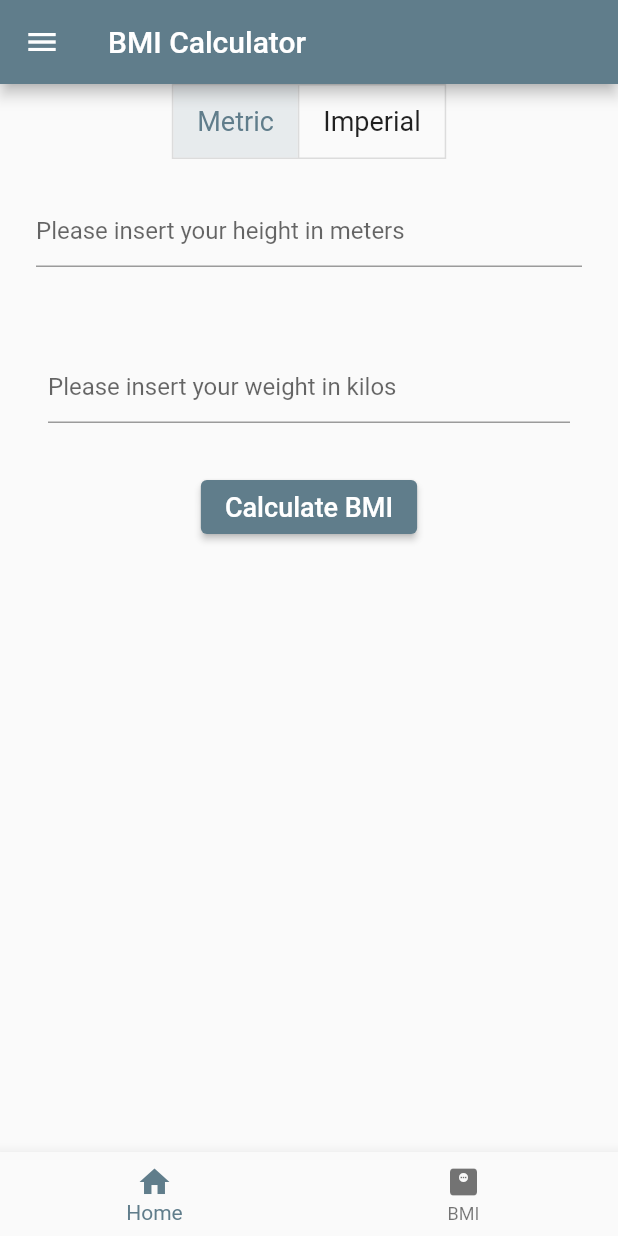
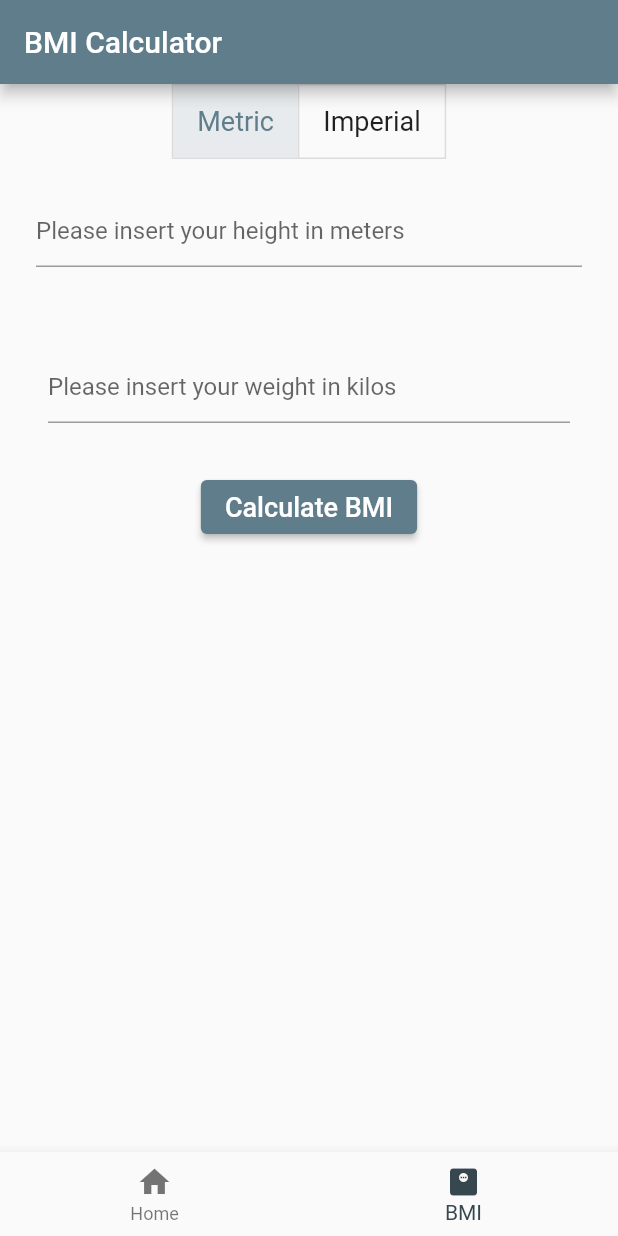
Before and after one commit to ettibo/flutter-clean-archi, a Flutter app: the screen it shows after launch, item 2 of the bottom bar chosen, on a phone screen of 412 x 824 dp. Run offline on Flutter 3.47's test engine with Material 2 defaults, Android fonts, the phone set to English and light mode, and no system bars; our stand-ins replace dio, flutter_mobx, get_it, mobx; generated files the repository leaves out were written again; network calls fail.

Commit message:
remove of push for navigation and remove of drawer

```diff
--- a/lib/main.dart
+++ b/lib/main.dart
@@ -1,4 +1,5 @@
 import 'package:flutter/material.dart';
+import 'package:globo_fitness/screens/home/home_screen.dart';
 import 'injection/app_injection.dart';
 import 'package:globo_fitness/models/navigation_object.dart';
 import 'package:globo_fitness/screens/bmi/bmi_screen.dart';
@@ -15,35 +16,22 @@ void main() {
 class GlobeApp extends StatelessWidget {
   const GlobeApp({Key? key}) : super(key: key);
 
-  static final List<NavigationObject> navigationList = [
-    NavigationObject(
-        title: 'Home',
-        route: '/',
-        icon: Icons.home,
-        screen: const TreeListScreen()),
-    NavigationObject(
-        title: 'BMI',
-        route: '/bmi',
-        icon: Icons.monitor_weight,
-        screen: const BmiScreen())
-  ];
-
   @override
   Widget build(BuildContext context) {
     return MaterialApp(
-        onGenerateTitle: (context) => context.localized.appTitle,
-        theme: ThemeData(primarySwatch: Colors.blueGrey),
-        supportedLocales: AppLocalizations.supportedLocales,
-        localizationsDelegates: AppLocalizations.localizationsDelegates,
-        routes: _generateNavigation(context),
-        initialRoute: '/');
+      onGenerateTitle: (context) => context.localized.appTitle,
+      theme: ThemeData(primarySwatch: Colors.blueGrey),
+      supportedLocales: AppLocalizations.supportedLocales,
+      localizationsDelegates: AppLocalizations.localizationsDelegates,
+      home: const HomeScreen(),
+    );
   }
 
-  Map<String, WidgetBuilder> _generateNavigation(BuildContext context) {
-    Map<String, WidgetBuilder> map = <String, WidgetBuilder>{};
-    for (var item in navigationList) {
-      map[item.route] = ((context) => item.screen);
-    }
-    return map;
-  }
+  // Map<String, WidgetBuilder> _generateNavigation(BuildContext context) {
+  //   Map<String, WidgetBuilder> map = <String, WidgetBuilder>{};
+  //   for (var item in navigationList) {
+  //     map[item.route] = ((context) => item.screen);
+  //   }
+  //   return map;
+  // }
 }
--- a/lib/models/navigation_object.dart
+++ b/lib/models/navigation_object.dart
@@ -2,13 +2,9 @@ import 'package:flutter/material.dart';
 
 class NavigationObject {
   final String title;
-  final String route;
   final IconData icon;
   final Widget screen;
 
   NavigationObject(
-      {required this.title,
-      required this.route,
-      required this.icon,
-      required this.screen});
+      {required this.title, required this.icon, required this.screen});
 }
--- a/lib/screens/bmi/bmi_screen.dart
+++ b/lib/screens/bmi/bmi_screen.dart
@@ -1,8 +1,5 @@
 import 'package:flutter/material.dart';
 import 'package:globo_fitness/screens/bmi/bmi_view_model.dart';
-import 'package:globo_fitness/shared/menu_drawer.dart';
-
-import '../../shared/menu_bottom.dart';
 
 class BmiScreen extends StatefulWidget {
   const BmiScreen({Key? key}) : super(key: key);
@@ -27,8 +24,6 @@ class _BmiScreenState extends State<BmiScreen> {
   Widget build(BuildContext context) {
     return Scaffold(
         appBar: AppBar(title: const Text('BMI Calculator')),
-        drawer: const MenuDrawer(),
-        bottomNavigationBar: const MenuBottom(),
         body: SafeArea(
           child: SingleChildScrollView(
             child: Column(children: [
--- /dev/null
+++ b/lib/screens/home/home_screen.dart
@@ -0,0 +1,64 @@
+import 'package:flutter/material.dart';
+import 'package:globo_fitness/models/navigation_object.dart';
+import 'package:globo_fitness/screens/bmi/bmi_screen.dart';
+import 'package:globo_fitness/screens/tree_list/tree_list_screen.dart';
+import 'package:globo_fitness/localization/app_localization_context.dart';
+
+class HomeScreen extends StatefulWidget {
+  const HomeScreen({Key? key}) : super(key: key);
+
+  @override
+  State<HomeScreen> createState() => _HomeScreenState();
+}
+
+class _HomeScreenState extends State<HomeScreen> {
+  int _currentIndex = 0;
+  List<NavigationObject> navigationList = [];
+  List<BottomNavigationBarItem> items = [];
+
+  @override
+  void didChangeDependencies() {
+    super.didChangeDependencies();
+    _generateNavigationList(context);
+    _generateItems();
+  }
+
+  @override
+  Widget build(BuildContext context) {
+    void onTap(int index) {
+      setState(() {
+        _currentIndex = index;
+      });
+    }
+
+    return Scaffold(
+      body: navigationList[_currentIndex].screen,
+      bottomNavigationBar: BottomNavigationBar(
+        items: items,
+        onTap: onTap,
+        currentIndex: _currentIndex,
+        selectedItemColor: Colors.blueGrey[800],
+      ),
+    );
+  }
+
+  void _generateNavigationList(BuildContext context) {
+    navigationList = [
+      NavigationObject(
+          title: context.localized.homeTabBarTitle,
+          icon: Icons.home,
+          screen: const TreeListScreen()),
+      NavigationObject(
+          title: context.localized.bmiTabBarTitle,
+          icon: Icons.monitor_weight,
+          screen: const BmiScreen())
+    ];
+  }
+
+  void _generateItems() {
+    for (var item in navigationList) {
+      items.add(
+          BottomNavigationBarItem(icon: Icon(item.icon), label: item.title));
+    }
+  }
+}
--- a/lib/screens/tree_list/tree_list_screen.dart
+++ b/lib/screens/tree_list/tree_list_screen.dart
@@ -4,8 +4,6 @@ import 'package:api/dependency_injection.dart';
 import 'package:api/models/app/tree/tree.dart';
 import 'package:globo_fitness/screens/tree_list/tree_list_view_model.dart';
 import 'package:globo_fitness/screens/tree_detail/tree_detail_screen.dart';
-import 'package:globo_fitness/shared/menu_bottom.dart';
-import 'package:globo_fitness/shared/menu_drawer.dart';
 import 'package:globo_fitness/shared/circular_progress_indicator.dart';
 import 'package:globo_fitness/extensions/string_casing.dart';
 
@@ -44,8 +42,6 @@ class _TreeListScreenState extends State<TreeListScreen> {
   Widget build(BuildContext context) {
     return Scaffold(
       appBar: AppBar(title: Text(context.localized.appTitle)),
-      drawer: const MenuDrawer(),
-      bottomNavigationBar: const MenuBottom(),
       body: Observer(builder: observerBuilder),
     );
   }
--- a/lib/shared/menu_bottom.dart
+++ /dev/null
@@ -1,22 +0,0 @@
-import 'package:flutter/material.dart';
-import 'package:globo_fitness/main.dart';
-
-class MenuBottom extends StatelessWidget {
-  const MenuBottom({Key? key}) : super(key: key);
-
-  @override
-  Widget build(BuildContext context) {
-    List<BottomNavigationBarItem> items = [];
-
-    for (var item in GlobeApp.navigationList) {
-      items.add(
-          BottomNavigationBarItem(icon: Icon(item.icon), label: item.title));
-    }
-
-    void onTap(int index) {
-      Navigator.pushNamed(context, GlobeApp.navigationList[index].route);
-    }
-
-    return BottomNavigationBar(items: items, onTap: onTap);
-  }
-}
```
Also changed, not shown: lib/models/menu_object.dart (deleted, +0 -8 lines), lib/shared/menu_drawer.dart (deleted, +0 -40 lines).
